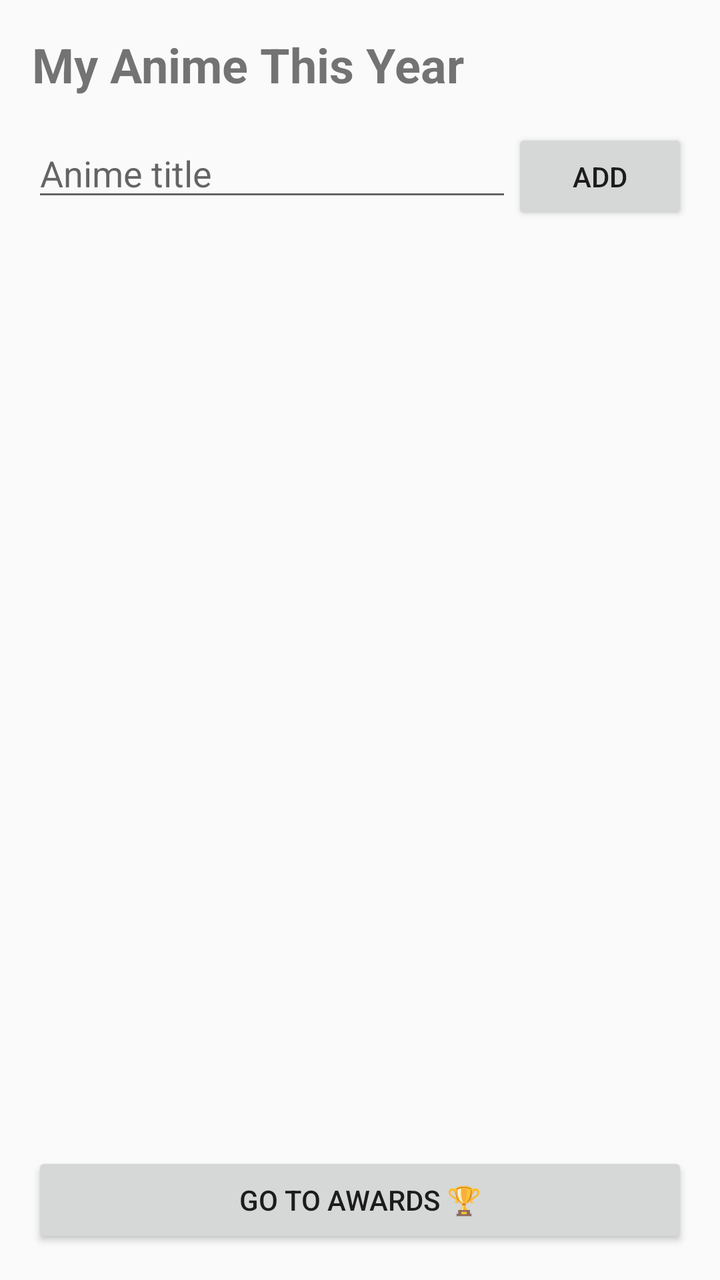
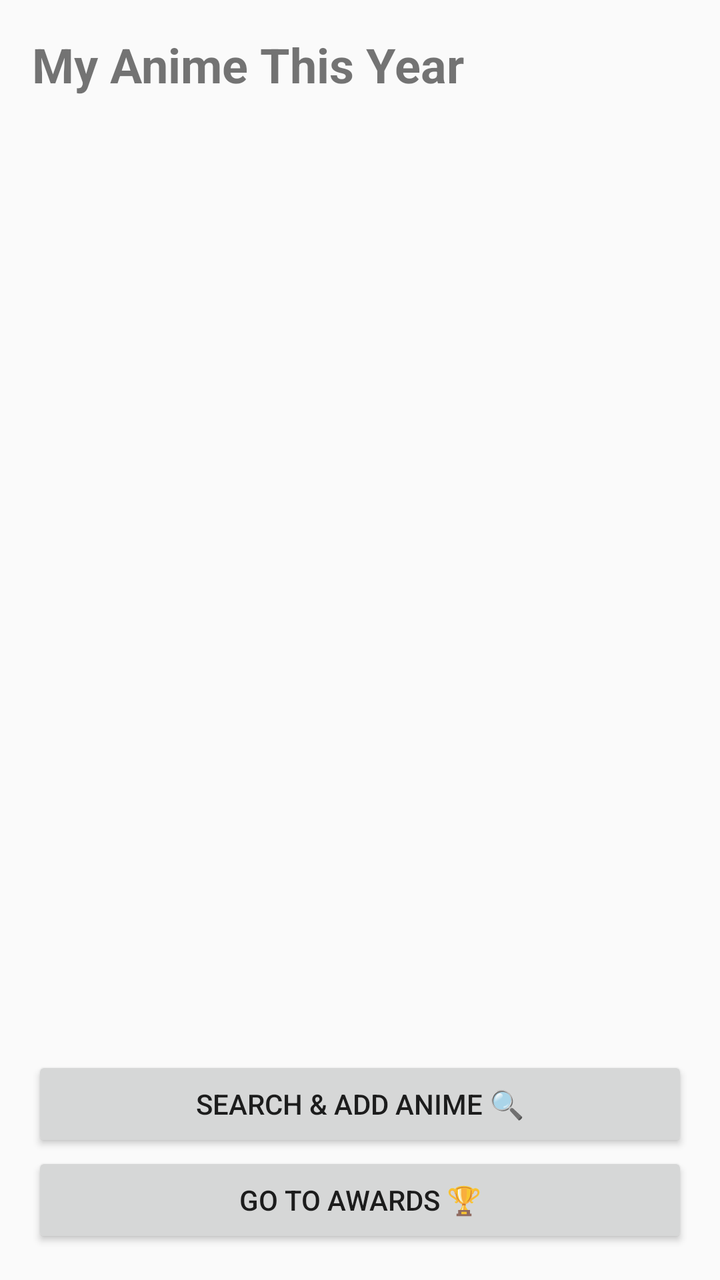

Two renders of the same Android screen: before a commit and after it. Below are the layout's source before the change and the commit's diff.
<!-- AndroidManifest.xml: application theme Theme.AnimeAwards -->
<!-- res/layout/activity_main.xml -->
<?xml version="1.0" encoding="utf-8"?>
<LinearLayout xmlns:android="http://schemas.android.com/apk/res/android"
    android:layout_width="match_parent"
    android:layout_height="match_parent"
    android:orientation="vertical"
    android:padding="16dp">

    <TextView
        android:layout_width="wrap_content"
        android:layout_height="wrap_content"
        android:text="My Anime This Year"
        android:textSize="24sp"
        android:textStyle="bold" />

    <LinearLayout
        android:layout_width="match_parent"
        android:layout_height="wrap_content"
        android:layout_marginTop="16dp"
        android:orientation="horizontal">

        <EditText
            android:id="@+id/animeInput"
            android:layout_width="0dp"
            android:layout_height="wrap_content"
            android:layout_weight="1"
            android:hint="Anime title"
            android:inputType="text"
            android:maxLines="1" />

        <Button
            android:id="@+id/addButton"
            android:layout_width="wrap_content"
            android:layout_height="wrap_content"
            android:text="Add" />
    </LinearLayout>

    <androidx.recyclerview.widget.RecyclerView
        android:id="@+id/animeRecycler"
        android:layout_width="match_parent"
        android:layout_height="0dp"
        android:layout_marginTop="8dp"
        android:layout_weight="1" />

    <Button
        android:id="@+id/awardsButton"
        android:layout_width="match_parent"
        android:layout_height="wrap_content"
        android:text="Go to Awards 🏆" />

</LinearLayout>
<!-- resources referenced by this layout -->
<resources>
  <style name="Theme.AnimeAwards" parent="Theme.AppCompat.DayNight.NoActionBar">
          <item name="colorPrimary">#6750A4</item>
          <item name="colorPrimaryDark">#4F378B</item>
          <item name="colorAccent">#D0BCFF</item>
      </style>
</resources>

<!-- the commit's change to res/layout/activity_main.xml (unified diff, before → after) -->
@@ -12,28 +12,6 @@
         android:textSize="24sp"
         android:textStyle="bold" />
 
-    <LinearLayout
-        android:layout_width="match_parent"
-        android:layout_height="wrap_content"
-        android:layout_marginTop="16dp"
-        android:orientation="horizontal">
-
-        <EditText
-            android:id="@+id/animeInput"
-            android:layout_width="0dp"
-            android:layout_height="wrap_content"
-            android:layout_weight="1"
-            android:hint="Anime title"
-            android:inputType="text"
-            android:maxLines="1" />
-
-        <Button
-            android:id="@+id/addButton"
-            android:layout_width="wrap_content"
-            android:layout_height="wrap_content"
-            android:text="Add" />
-    </LinearLayout>
-
     <androidx.recyclerview.widget.RecyclerView
         android:id="@+id/animeRecycler"
         android:layout_width="match_parent"
@@ -42,6 +20,12 @@
         android:layout_weight="1" />
 
     <Button
+        android:id="@+id/searchButton"
+        android:layout_width="match_parent"
+        android:layout_height="wrap_content"
+        android:text="Search &amp; Add Anime 🔍" />
+
+    <Button
         android:id="@+id/awardsButton"
         android:layout_width="match_parent"
         android:layout_height="wrap_content"
